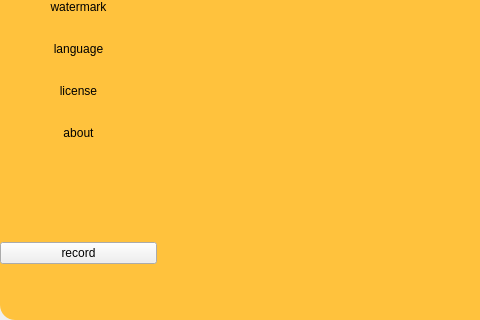
hash1018/Adora, file Adora/Adora/Ui/Adora.ui: the form before one commit; both pictures show x 0 to 480 and y 330 to 650 of the 750 by 650 pixel window.
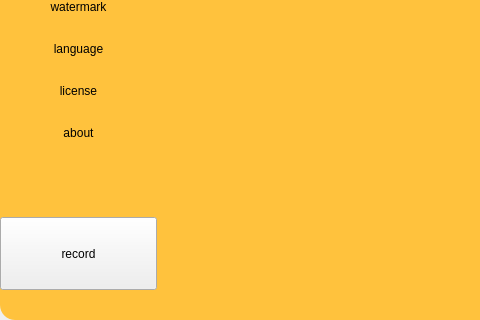
The form after the commit. Custom widgets are drawn as their Qt base class.

What changed in the file:
```diff
--- a/Adora/Adora/Ui/Adora.ui
+++ b/Adora/Adora/Ui/Adora.ui
@@ -487,6 +487,18 @@
              </property>
              <item>
               <widget class="QPushButton" name="recordButton">
+               <property name="minimumSize">
+                <size>
+                 <width>0</width>
+                 <height>73</height>
+                </size>
+               </property>
+               <property name="maximumSize">
+                <size>
+                 <width>16777215</width>
+                 <height>73</height>
+                </size>
+               </property>
                <property name="text">
                 <string>record</string>
                </property>
```
